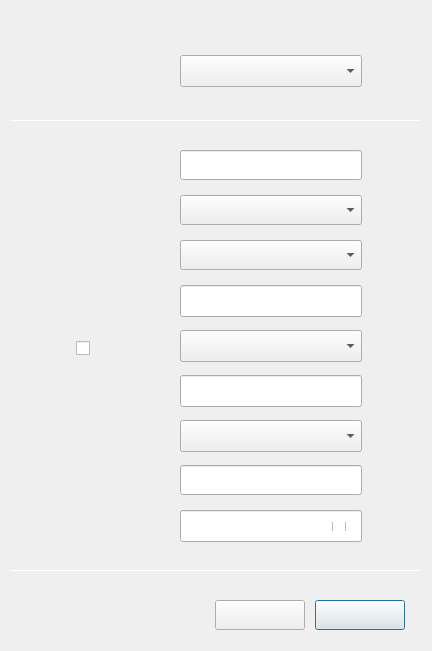
Above: wireless-security/dlgconnhidwifisecfast.ui from ukui/kylin-nm before the change. Below: the same form after it.
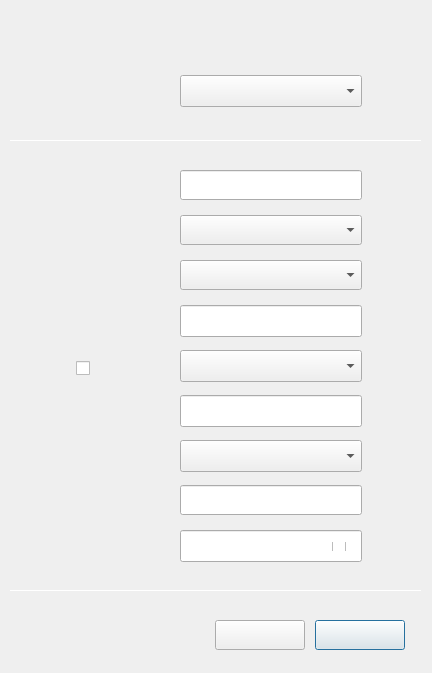
That is the form after the change.

The edit to the form file:
```diff
--- a/wireless-security/dlgconnhidwifisecfast.ui
+++ b/wireless-security/dlgconnhidwifisecfast.ui
@@ -7,7 +7,7 @@
     <x>0</x>
     <y>0</y>
     <width>432</width>
-    <height>651</height>
+    <height>673</height>
    </rect>
   </property>
   <property name="windowTitle">
@@ -17,7 +17,7 @@
    <property name="geometry">
     <rect>
      <x>332</x>
-     <y>522</y>
+     <y>542</y>
      <width>18</width>
      <height>9</height>
     </rect>
@@ -35,7 +35,7 @@
    <property name="geometry">
     <rect>
      <x>76</x>
-     <y>156</y>
+     <y>176</y>
      <width>90</width>
      <height>20</height>
     </rect>
@@ -53,7 +53,7 @@
    <property name="geometry">
     <rect>
      <x>180</x>
-     <y>150</y>
+     <y>170</y>
      <width>182</width>
      <height>30</height>
     </rect>
@@ -68,7 +68,7 @@
    <property name="geometry">
     <rect>
      <x>76</x>
-     <y>60</y>
+     <y>80</y>
      <width>90</width>
      <height>20</height>
     </rect>
@@ -86,7 +86,7 @@
    <property name="geometry">
     <rect>
      <x>180</x>
-     <y>240</y>
+     <y>260</y>
      <width>182</width>
      <height>30</height>
     </rect>
@@ -104,7 +104,7 @@
    <property name="geometry">
     <rect>
      <x>180</x>
-     <y>510</y>
+     <y>530</y>
      <width>182</width>
      <height>32</height>
     </rect>
@@ -122,7 +122,7 @@
    <property name="geometry">
     <rect>
      <x>180</x>
-     <y>465</y>
+     <y>485</y>
      <width>182</width>
      <height>30</height>
     </rect>
@@ -137,7 +137,7 @@
    <property name="geometry">
     <rect>
      <x>76</x>
-     <y>471</y>
+     <y>491</y>
      <width>90</width>
      <height>20</height>
     </rect>
@@ -155,7 +155,7 @@
    <property name="geometry">
     <rect>
      <x>180</x>
-     <y>195</y>
+     <y>215</y>
      <width>182</width>
      <height>30</height>
     </rect>
@@ -173,7 +173,7 @@
    <property name="geometry">
     <rect>
      <x>76</x>
-     <y>516</y>
+     <y>536</y>
      <width>90</width>
      <height>20</height>
     </rect>
@@ -191,7 +191,7 @@
    <property name="geometry">
     <rect>
      <x>315</x>
-     <y>600</y>
+     <y>620</y>
      <width>90</width>
      <height>30</height>
     </rect>
@@ -209,7 +209,7 @@
    <property name="geometry">
     <rect>
      <x>180</x>
-     <y>55</y>
+     <y>75</y>
      <width>182</width>
      <height>32</height>
     </rect>
@@ -227,7 +227,7 @@
    <property name="geometry">
     <rect>
      <x>76</x>
-     <y>246</y>
+     <y>266</y>
      <width>90</width>
      <height>20</height>
     </rect>
@@ -245,7 +245,7 @@
    <property name="geometry">
     <rect>
      <x>76</x>
-     <y>201</y>
+     <y>221</y>
      <width>90</width>
      <height>20</height>
     </rect>
@@ -263,7 +263,7 @@
    <property name="geometry">
     <rect>
      <x>215</x>
-     <y>600</y>
+     <y>620</y>
      <width>90</width>
      <height>30</height>
     </rect>
@@ -281,7 +281,7 @@
    <property name="geometry">
     <rect>
      <x>76</x>
-     <y>291</y>
+     <y>311</y>
      <width>90</width>
      <height>20</height>
     </rect>
@@ -299,7 +299,7 @@
    <property name="geometry">
     <rect>
      <x>180</x>
-     <y>285</y>
+     <y>305</y>
      <width>182</width>
      <height>32</height>
     </rect>
@@ -314,7 +314,7 @@
    <property name="geometry">
     <rect>
      <x>76</x>
-     <y>336</y>
+     <y>356</y>
      <width>100</width>
      <height>25</height>
     </rect>
@@ -332,7 +332,7 @@
    <property name="geometry">
     <rect>
      <x>180</x>
-     <y>330</y>
+     <y>350</y>
      <width>182</width>
      <height>32</height>
     </rect>
@@ -350,7 +350,7 @@
    <property name="geometry">
     <rect>
      <x>76</x>
-     <y>381</y>
+     <y>401</y>
      <width>90</width>
      <height>20</height>
     </rect>
@@ -368,7 +368,7 @@
    <property name="geometry">
     <rect>
      <x>180</x>
-     <y>375</y>
+     <y>395</y>
      <width>182</width>
      <height>32</height>
     </rect>
@@ -383,7 +383,7 @@
    <property name="geometry">
     <rect>
      <x>76</x>
-     <y>426</y>
+     <y>446</y>
      <width>90</width>
      <height>20</height>
     </rect>
@@ -401,7 +401,7 @@
    <property name="geometry">
     <rect>
      <x>180</x>
-     <y>420</y>
+     <y>440</y>
      <width>182</width>
      <height>32</height>
     </rect>
@@ -419,7 +419,7 @@
    <property name="geometry">
     <rect>
      <x>30</x>
-     <y>15</y>
+     <y>30</y>
      <width>140</width>
      <height>22</height>
     </rect>
@@ -439,7 +439,7 @@
      <x>0</x>
      <y>0</y>
      <width>432</width>
-     <height>650</height>
+     <height>673</height>
     </rect>
    </property>
    <property name="text">
@@ -450,7 +450,7 @@
    <property name="geometry">
     <rect>
      <x>10</x>
-     <y>120</y>
+     <y>140</y>
      <width>412</width>
      <height>1</height>
     </rect>
@@ -463,7 +463,7 @@
    <property name="geometry">
     <rect>
      <x>10</x>
-     <y>570</y>
+     <y>590</y>
      <width>412</width>
      <height>1</height>
     </rect>
```
